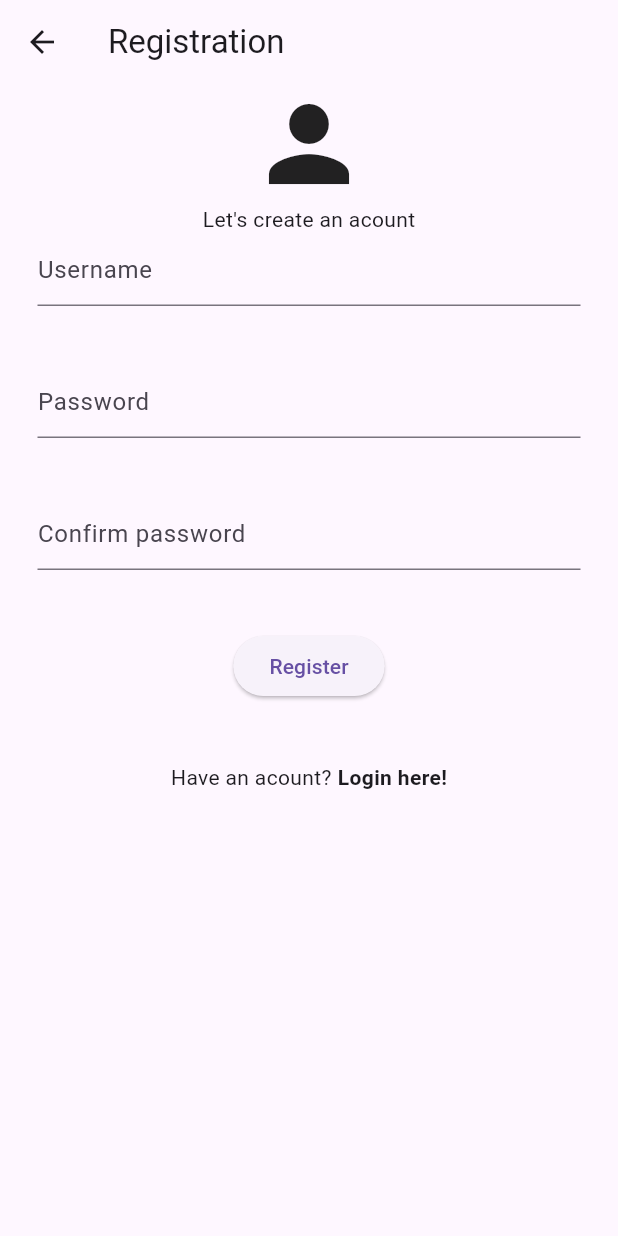
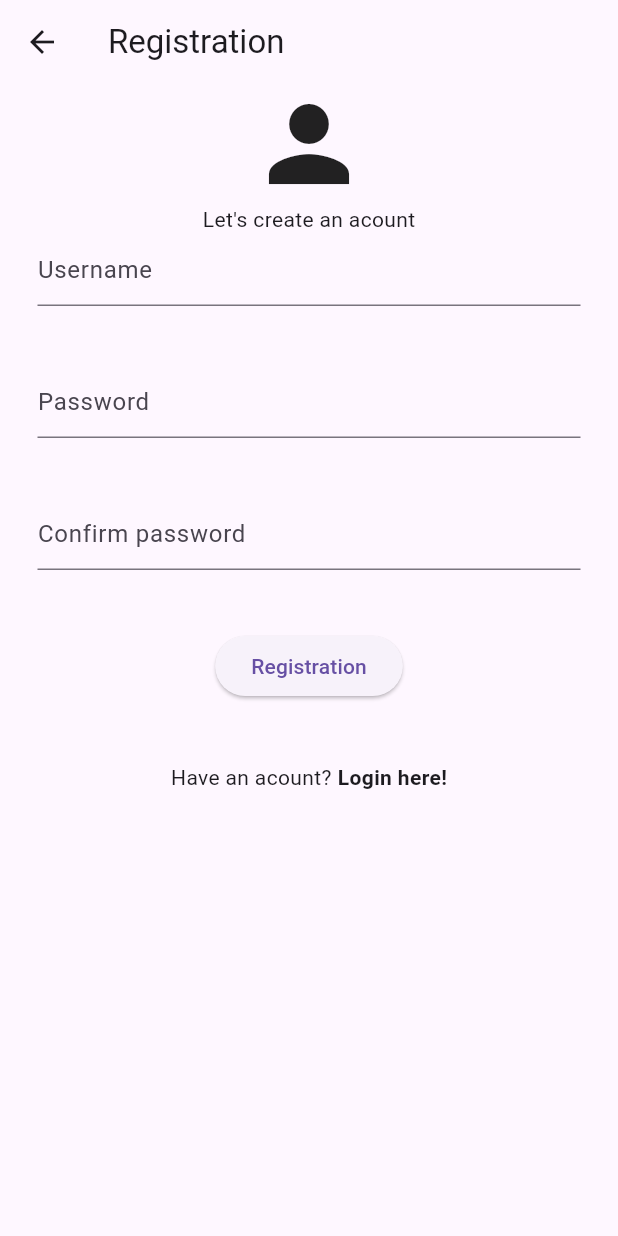
Before and after one commit to LRunt/Note-appliaction, a Flutter app: the RegisterPage screen opened directly with empty values, on a phone screen of 412 x 824 dp. Run offline on Flutter 3.47's test engine with Material 3 defaults, Android fonts, the phone set to English and light mode, and no system bars; our stand-ins replace hive, hive_flutter; missing offline and left inert: flutter_fancy_tree_view, flutter_quill; accounts and stored records are empty; generated files the repository leaves out were written again.

Commit message:
Adding localization texts

```diff
--- a/notes/lib/main.dart
+++ b/notes/lib/main.dart
@@ -48,7 +48,7 @@ class _MyAppState extends State<MyApp> {
   @override
   Widget build(BuildContext context) {
     return MaterialApp(
-      title: 'Note-taking appliacation',
+      title: 'Note-taking application',
       localizationsDelegates: AppLocalizations.localizationsDelegates,
       supportedLocales: AppLocalizations.supportedLocales,
       locale: _locale,
--- a/notes/lib/screens/register.dart
+++ b/notes/lib/screens/register.dart
@@ -1,5 +1,6 @@
 import 'package:flutter/material.dart';
 import 'dart:developer';
+import 'package:flutter_gen/gen_l10n/app_localizations.dart';
 
 /// Form for registrating new user
 class RegisterPage extends StatefulWidget {
@@ -41,7 +42,7 @@ class _RegisterFormState extends State<RegisterPage> {
   Widget build(BuildContext context) {
     return Scaffold(
       appBar: AppBar(
-        title: const Text("Registration"),
+        title: Text(AppLocalizations.of(context)!.registration),
       ),
       body: Center(
         child: Padding(
@@ -49,10 +50,10 @@ class _RegisterFormState extends State<RegisterPage> {
             child: Column(
               children: [
                 const Icon(Icons.person, size: 80),
-                const Text("Let's create an acount"),
-                const TextField(
+                Text(AppLocalizations.of(context)!.registrationText),
+                TextField(
                   decoration: InputDecoration(
-                    hintText: "Username",
+                    hintText: AppLocalizations.of(context)!.username,
                   ),
                 ),
                 const SizedBox(
@@ -61,8 +62,8 @@ class _RegisterFormState extends State<RegisterPage> {
                 TextField(
                   obscureText: true,
                   obscuringCharacter: "*",
-                  decoration: const InputDecoration(
-                    hintText: "Password",
+                  decoration: InputDecoration(
+                    hintText: AppLocalizations.of(context)!.password,
                   ),
                   controller: passwordController,
                 ),
@@ -72,8 +73,8 @@ class _RegisterFormState extends State<RegisterPage> {
                 TextField(
                   obscureText: true,
                   obscuringCharacter: "*",
-                  decoration: const InputDecoration(
-                    hintText: "Confirm password",
+                  decoration: InputDecoration(
+                    hintText: AppLocalizations.of(context)!.passwordConfirm,
                   ),
                   controller: confirmPasswordController,
                 ),
@@ -84,7 +85,7 @@ class _RegisterFormState extends State<RegisterPage> {
                   onPressed: () {
                     register();
                   },
-                  child: const Text("Register"),
+                  child: Text(AppLocalizations.of(context)!.registration),
                 ),
                 const SizedBox(
                   height: 40,
@@ -92,13 +93,13 @@ class _RegisterFormState extends State<RegisterPage> {
                 Row(
                   mainAxisAlignment: MainAxisAlignment.center,
                   children: [
-                    const Text("Have an acount?"),
+                    Text(AppLocalizations.of(context)!.haveAccount),
                     const SizedBox(width: 4),
                     GestureDetector(
                       onTap: widget.onTap,
-                      child: const Text(
-                        "Login here!",
-                        style: TextStyle(fontWeight: FontWeight.bold),
+                      child: Text(
+                        AppLocalizations.of(context)!.loginHere,
+                        style: const TextStyle(fontWeight: FontWeight.bold),
                       ),
                     ),
                   ],
```
Also changed, not shown: notes/lib/components/dialogs/createNodeDialog.dart (+6 -3 lines), notes/lib/components/dialogs/deleteNodeDialog.dart (+7 -4 lines), notes/lib/components/dialogs/renameNodeDialog.dart (+6 -3 lines), notes/lib/l10n/app_cs.arb (+21 -2 lines), notes/lib/l10n/app_en.arb (+102 -2 lines), notes/lib/model/language.dart (+23 -3 lines), notes/lib/screens/login.dart (+12 -14 lines), notes/lib/screens/mainScreen.dart (+3 -4 lines).
